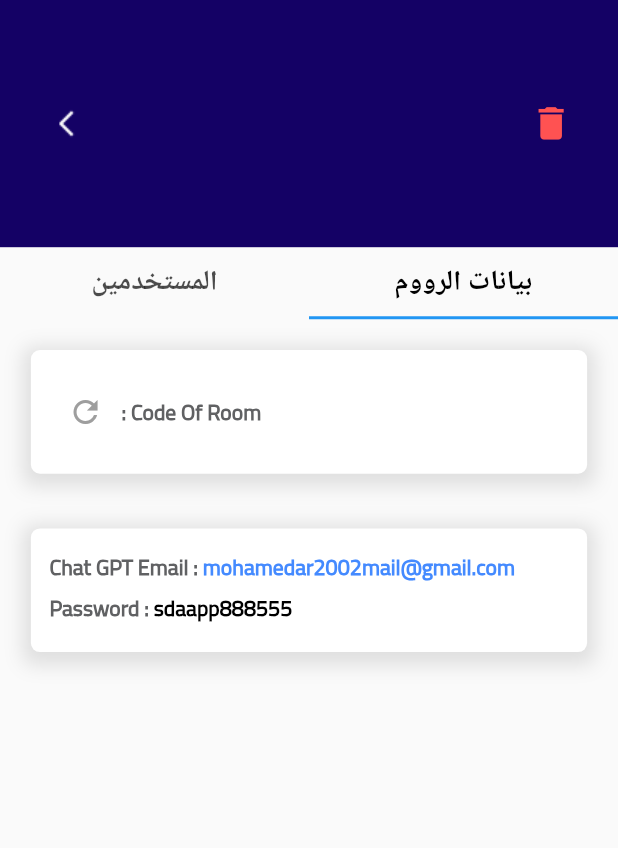
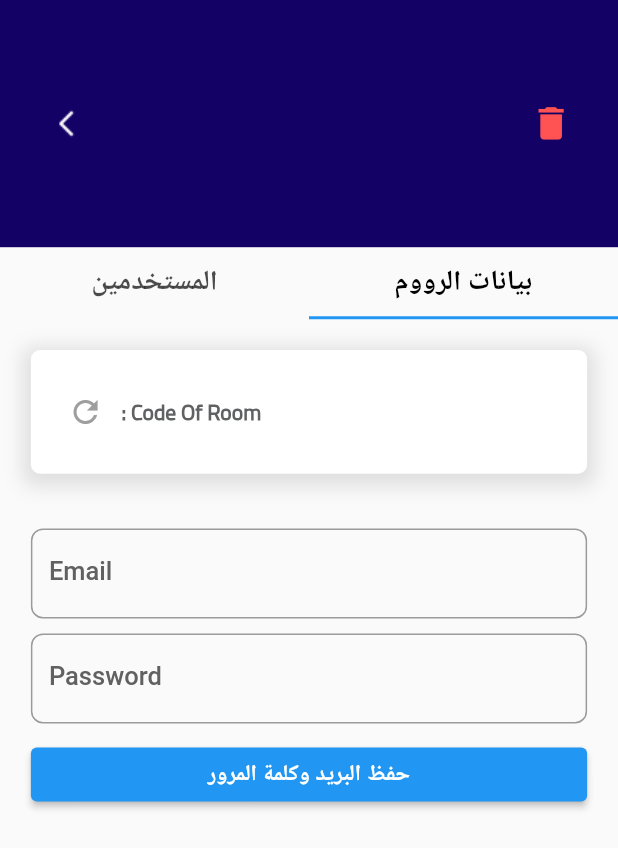
Before and after one commit to Mohamed-Abdel-Rahem/subpay, a Flutter app: the RoomDetails screen opened directly with empty values, on a phone screen of 412 x 824 dp. Shown: the top 848 px of the screen. Run offline on Flutter 3.47's test engine with Material 3 defaults, Android fonts, the phone set to English and light mode, and no system bars; our stand-ins replace cloud_firestore, device_preview, firebase_auth, firebase_core, firebase_database, google_sign_in and 2 more; accounts and stored records are empty.

Commit message:
Finish one of the admin charac
finish the admin create the room and show the code and email and password of this room remaining the users of this room

```diff
--- a/lib/core/screens/mainScreenAdmin.dart
+++ b/lib/core/screens/mainScreenAdmin.dart
@@ -1,4 +1,3 @@
-import 'dart:convert';
 import 'package:flutter/material.dart';
 import 'package:cloud_firestore/cloud_firestore.dart';
 import 'package:subpay/auth/firebase/roomRepository%20.dart';
@@ -47,7 +46,7 @@
                   child: Text(
                     'الصفحة الرئيسية',
                     style: TextStyle(
-                      fontSize: MediaQuery.of(context).size.width * 0.06,
+                      fontSize: screenWidth * 0.06,
                       fontWeight: FontWeight.w600,
                       color: Colors.white,
                     ),
@@ -68,7 +67,7 @@
                   }
                   return Padding(
                     padding: EdgeInsets.symmetric(
-                      horizontal: MediaQuery.of(context).size.width * 0.05,
+                      horizontal: screenWidth * 0.05,
                     ),
                     child: RoomGrid(snapshot: snapshot.data!),
                   );
--- a/lib/core/screens/roomDetails.dart
+++ b/lib/core/screens/roomDetails.dart
@@ -1,9 +1,7 @@
-// RoomDetails.dart
+import 'dart:math';
 import 'package:flutter/material.dart';
 import 'package:cloud_firestore/cloud_firestore.dart';
 import 'package:subpay/auth/widgets/codeAndChange.dart';
-import 'dart:math';
-
 import 'package:subpay/auth/widgets/containerCard.dart';
 
 class RoomDetails extends StatefulWidget {
@@ -31,16 +29,39 @@
 
   final List<String> tabTitles = ['بيانات الرووم', 'المستخدمين'];
 
+  // Controllers for email and password
+  late TextEditingController emailController;
+  late TextEditingController passwordController;
+
   @override
   void initState() {
     super.initState();
     _tabController = TabController(length: tabTitles.length, vsync: this);
     _currentCode = widget.roomCode;
+    emailController = TextEditingController();
+    passwordController = TextEditingController();
+
+    // Load existing email and password
+    FirebaseFirestore.instance
+        .collection('rooms')
+        .doc(widget.roomId)
+        .get()
+        .then((doc) {
+          if (doc.exists) {
+            final data = doc.data() as Map<String, dynamic>;
+            setState(() {
+              emailController.text = data['email'] ?? '';
+              passwordController.text = data['password'] ?? '';
+            });
+          }
+        });
   }
 
   @override
   void dispose() {
     _tabController.dispose();
+    emailController.dispose();
+    passwordController.dispose();
     super.dispose();
   }
 
@@ -80,7 +101,7 @@
         .doc(widget.roomId)
         .delete();
 
-    if (mounted) Navigator.pop(context); // العودة للشاشة السابقة بعد الحذف
+    if (mounted) Navigator.pop(context);
   }
 
   Future<bool> _showConfirmationDialog(String message) async {
@@ -102,6 +123,19 @@
           ),
         ) ??
         false;
+  }
+
+  Future<void> _saveEmailPassword() async {
+    await FirebaseFirestore.instance
+        .collection('rooms')
+        .doc(widget.roomId)
+        .update({
+          'email': emailController.text.trim(),
+          'password': passwordController.text.trim(),
+        });
+    ScaffoldMessenger.of(
+      context,
+    ).showSnackBar(const SnackBar(content: Text('تم الحفظ بنجاح')));
   }
 
   @override
@@ -129,7 +163,7 @@
                     mainAxisAlignment: MainAxisAlignment.spaceBetween,
                     children: [
                       IconButton(
-                        onPressed: _deleteRoom, // يظهر confirmation قبل الحذف
+                        onPressed: _deleteRoom,
                         icon: Icon(
                           Icons.delete,
                           color: Colors.redAccent,
@@ -161,14 +195,12 @@
                 ),
               ),
             ),
-
             TabBar(
               controller: _tabController,
               labelColor: Colors.black,
               labelStyle: TextStyle(fontSize: fontSize * 0.9),
               tabs: tabTitles.map((title) => Tab(text: title)).toList(),
             ),
-
             Expanded(
               child: TabBarView(
                 controller: _tabController,
@@ -179,17 +211,54 @@
                     children: [
                       CodeRoomChange(
                         textCode: _currentCode,
-                        onEdit:
-                            _regenerateCode, // يظهر confirmation قبل توليد كود جديد
+                        onEdit: _regenerateCode,
                       ),
                       const SizedBox(height: 20),
-                      ContainerCard(
-                        textEmail: 'mohamedar2002mail@gmail.com',
-                        textPassword: 'sdaapp888555',
+                      Directionality(
+                        textDirection:
+                            TextDirection.ltr, // يجعل الحقل من اليسار
+                        child: TextField(
+                          controller: emailController,
+                          decoration: InputDecoration(
+                            labelText: 'Email',
+                            labelStyle: TextStyle(
+                              color: Colors.grey[700],
+                              fontWeight: FontWeight.w500,
+                            ),
+                            floatingLabelBehavior: FloatingLabelBehavior.auto,
+                            border: OutlineInputBorder(
+                              borderRadius: BorderRadius.circular(8),
+                            ),
+                          ),
+                        ),
+                      ),
+
+                      const SizedBox(height: 10),
+                      Directionality(
+                        textDirection: TextDirection.ltr,
+                        child: TextField(
+                          controller: passwordController,
+                          decoration: InputDecoration(
+                            labelText: 'Password',
+                            labelStyle: TextStyle(
+                              color: Colors.grey[700],
+                              fontWeight: FontWeight.w500,
+                            ),
+                            floatingLabelBehavior: FloatingLabelBehavior.auto,
+                            border: OutlineInputBorder(
+                              borderRadius: BorderRadius.circular(8),
+                            ),
+                          ),
+                        ),
+                      ),
+
+                      const SizedBox(height: 10),
+                      ElevatedButton(
+                        onPressed: _saveEmailPassword,
+                        child: const Text('حفظ البريد وكلمة المرور'),
                       ),
                     ],
                   ),
-
                   // المستخدمين
                   const Center(child: Text("Users list here...")),
                 ],
--- a/lib/model/roomController.dart
+++ b/lib/model/roomController.dart
@@ -20,7 +20,6 @@
   Future<void> createRoom(String name, String imageBase64) async {
     final uid = FirebaseAuth.instance.currentUser!.uid;
     final code = _generateCode();
-
     final room = RoomModel(
       id: '', // Firestore ID auto generated
       name: name,
@@ -28,8 +27,8 @@
       code: code,
       ownerId: uid,
       members: [uid],
+      createdAt: DateTime.now(),
     );
-
     await _repo.createRoom(room);
   }
 
@@ -38,7 +37,6 @@
   Future<void> joinRoomByCode(String code, String userId) async {
     final doc = await _repo.getRoomByCode(code);
     if (doc == null) throw Exception("Room not found.");
-
     await _repo.joinRoom(doc.id, userId);
   }
 }
```
Also changed, not shown: lib/model/roomModel.dart (+13 -7 lines).
